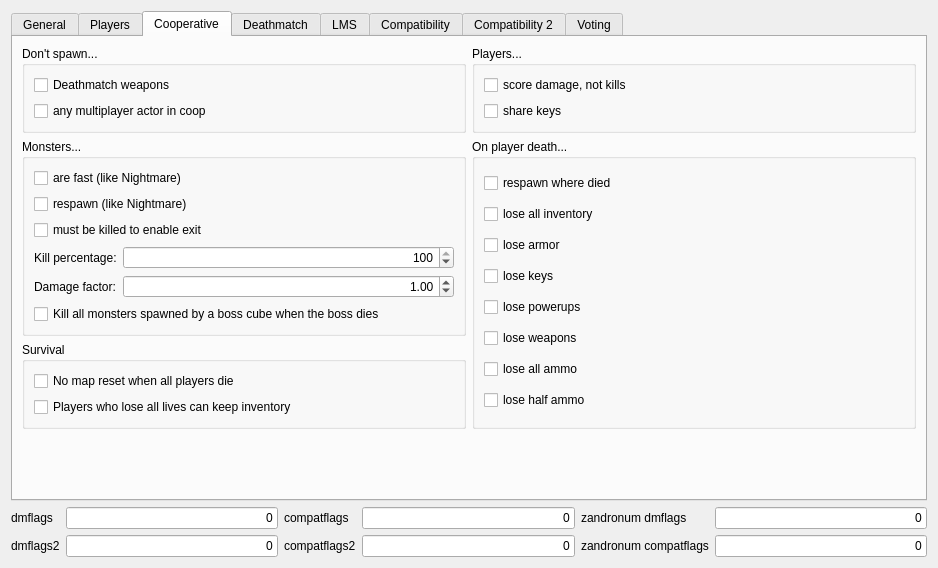
This is src/plugins/zandronum/createserverdialogpages/flagspage.ui in DoomseekerTeam/Doomseeker as Qt 5 draws it before an edit. The edited form follows.
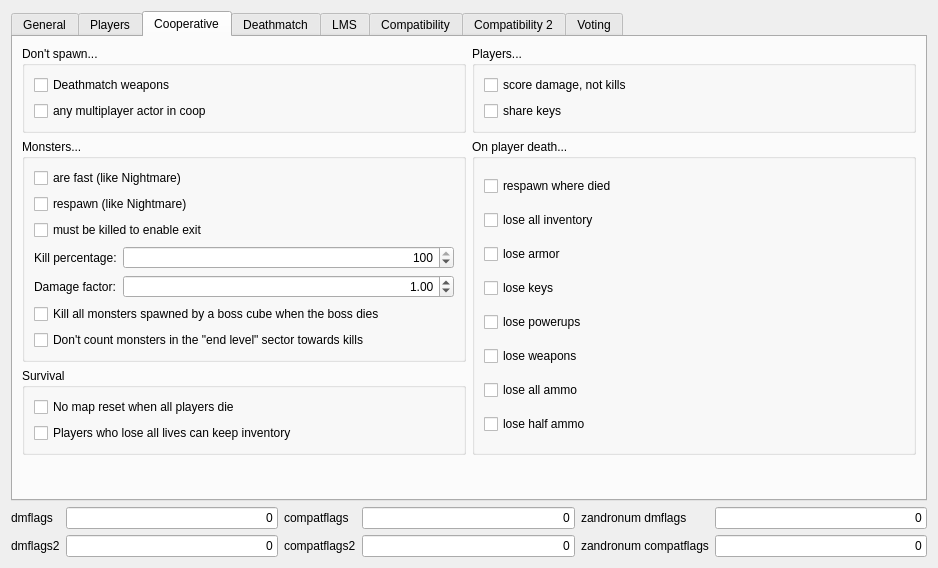
This is the edited form. The open tabs and pages were chosen to show the change. Custom widgets are drawn as their Qt base class.

The edit to the form file:
```diff
--- a/src/plugins/zandronum/createserverdialogpages/flagspage.ui
+++ b/src/plugins/zandronum/createserverdialogpages/flagspage.ui
@@ -872,6 +872,13 @@
                 </property>
                </widget>
               </item>
+              <item>
+               <widget class="QCheckBox" name="cbDontCountEndlevelMonsters">
+                <property name="text">
+                 <string>Don't count monsters in the &quot;end level&quot; sector towards kills</string>
+                </property>
+               </widget>
+              </item>
              </layout>
             </widget>
            </item>
```
Left out of the diff: 17 changed lines with no effect on the pictures.
